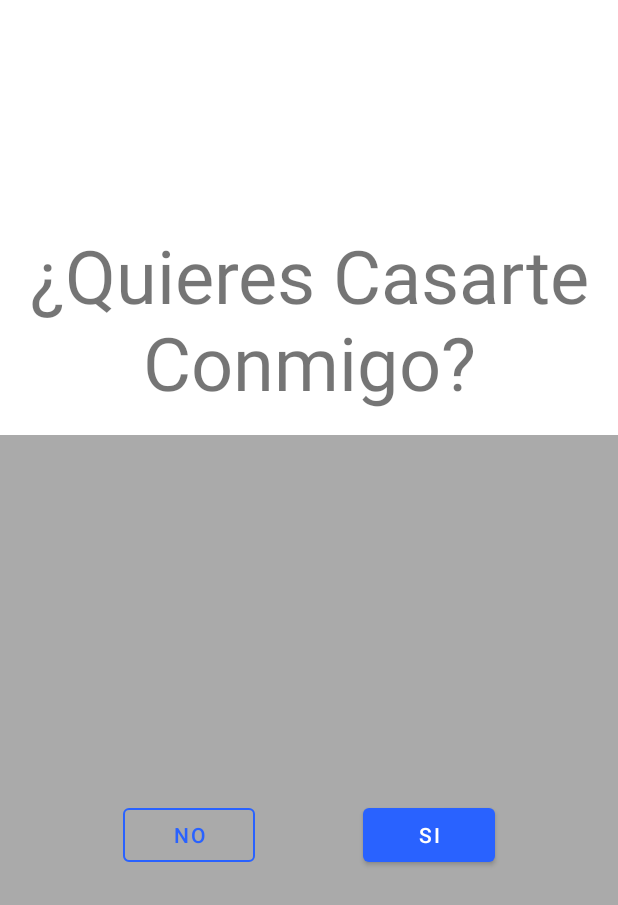
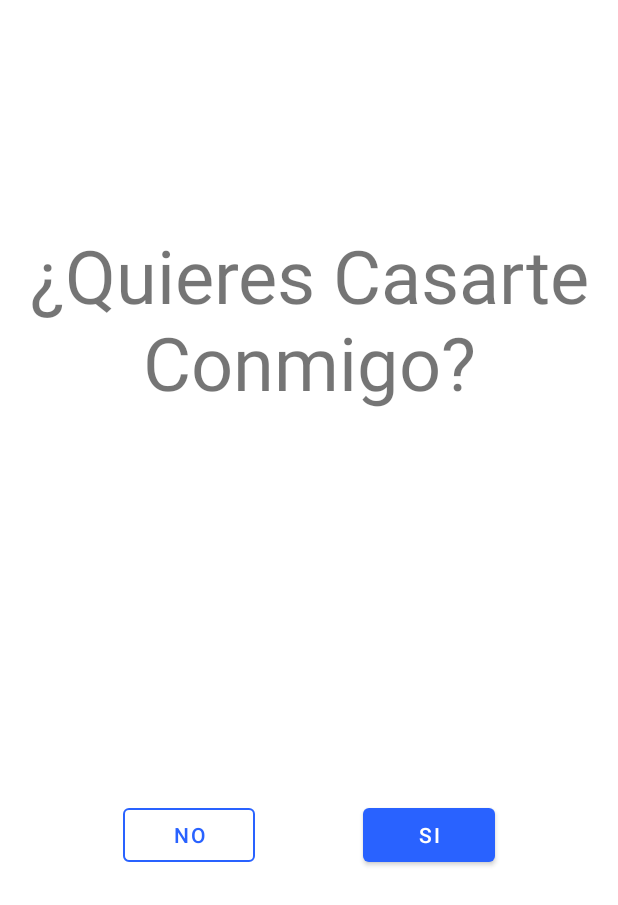
Before and after one commit to maurozegarra/MarryMe, an Android app: the screen it shows after launch (MainActivity), on a phone screen of 412 x 824 dp. Shown: the top 905 px of the screen. Run offline under Robolectric (Android 15) with nearby library versions, the phone set to English and light mode, and no system bars.

Commit message:
fix background color

```diff
--- a/app/src/main/res/layout/activity_main.xml
+++ b/app/src/main/res/layout/activity_main.xml
@@ -25,7 +25,7 @@
         android:id="@+id/frameLayout"
         android:layout_width="match_parent"
         android:layout_height="0dp"
-        android:background="@android:color/darker_gray"
+        android:background="@android:color/white"
         tools:background="@android:color/darker_gray"
         app:layout_constraintBottom_toBottomOf="parent"
         app:layout_constraintEnd_toEndOf="parent"
```
